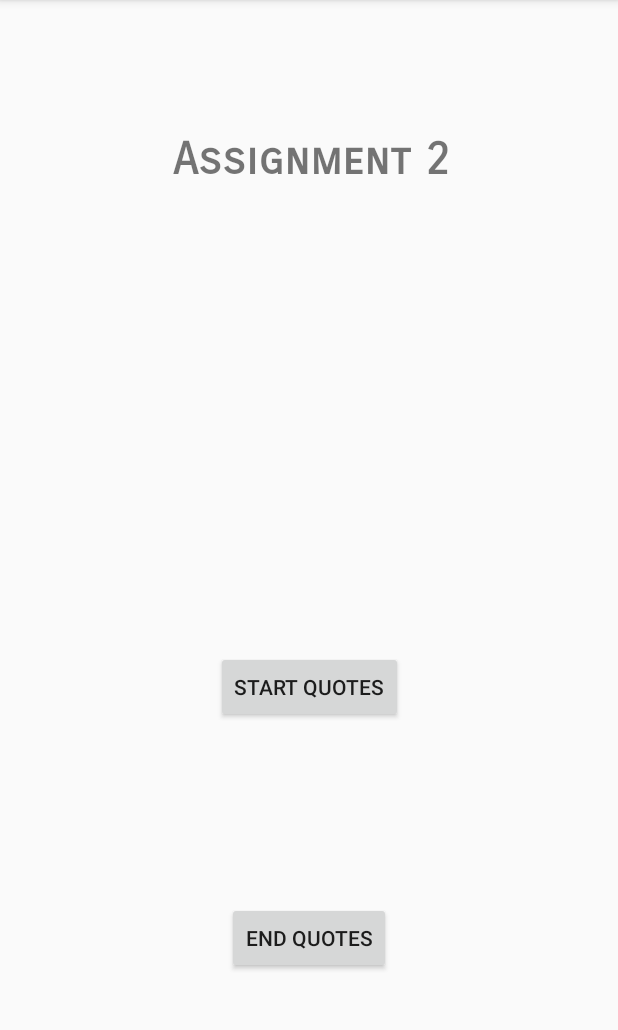
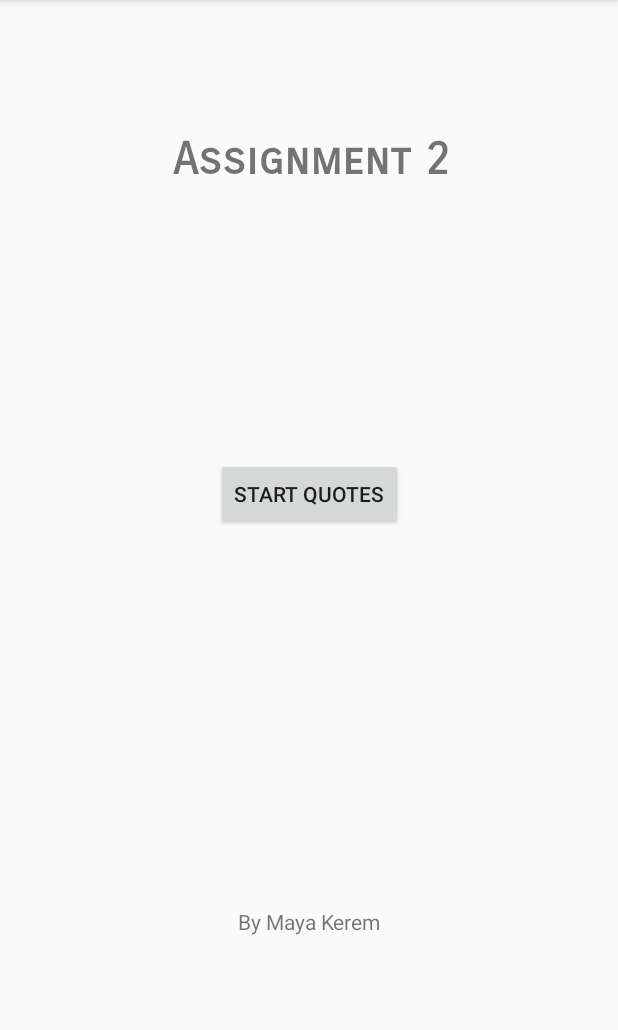
Before and after one commit to mayakerem/miLab-AppDev, an Android app: the screen it shows after launch (MainActivity), on a phone screen of 412 x 824 dp, the part 84-1114 px from its top. Run offline under Robolectric (Android 15) with nearby library versions, the phone set to English and light mode, and no system bars.

Commit message:
HW3 Done

```diff
--- a/App2/app/src/main/java/com/example/mayakerem/app2/MainActivity.java
+++ b/App2/app/src/main/java/com/example/mayakerem/app2/MainActivity.java
@@ -21,21 +21,17 @@ public class MainActivity extends AppCompatActivity {
         startButton.setOnClickListener(new View.OnClickListener() {
             @Override
             public void onClick(View view) {
-//                Intent intent = new Intent(MainActivity.this, QuoteNotificationService.class);
-//                startService(intent);
-//                QuoteNotificationService.doAction(notification);
                 QuoteNotificationService.doAction(MainActivity.this);
 
             }
         });
 
-        Button endButton = (Button)findViewById(R.id.end_button);
-        endButton.setOnClickListener(new View.OnClickListener() {
-            @Override
-            public void onClick(View view) {
-//                Intent intent = new Intent(MainActivity.this, QuoteNotificationService.class);
-//                stopService(intent);
-            }
-        });
+//        Button endButton = (Button)findViewById(R.id.end_button);
+//        endButton.setOnClickListener(new View.OnClickListener() {
+//            @Override
+//            public void onClick(View view) {
+//                QuoteNotificationService.stopAction(MainActivity.this);
+//            }
+//        });
     }
 }
--- a/App2/app/src/main/java/com/example/mayakerem/app2/NotificationReceiver.java
+++ b/App2/app/src/main/java/com/example/mayakerem/app2/NotificationReceiver.java
@@ -13,6 +13,6 @@ public class NotificationReceiver extends BroadcastReceiver {
         //Broadcast reciever needs to hold the intent from the intent service and is
         //later passe on to the main activity in the XML
         QuoteNotificationService.doAction(context);
-//    throw new UnsupportedOperationException("Not yet implemented");
+        //throw new UnsupportedOperationException("Not yet implemented");
     }
 }
--- a/App2/app/src/main/java/com/example/mayakerem/app2/QuoteNotificationService.java
+++ b/App2/app/src/main/java/com/example/mayakerem/app2/QuoteNotificationService.java
@@ -20,16 +20,38 @@ import java.util.concurrent.TimeUnit;
  * An {@link IntentService} subclass for handling asynchronous task requests in
  * a service on a separate handler thread.
  * <p>
- * TODO: Customize class - update intent actions, extra parameters and static
  * helper methods.
  */
 public class QuoteNotificationService extends IntentService {
 
     // IntentService can perform, e.g. ACTION_FETCH_NEW_ITEMS
     public static final String ACTION_QUOTE_NOTIFICATION = "com.example.mayakerem.app2.action.ACTION_QUOTE_NOTIFICATION";
-    public static final String[] quotesArray = {"quote1", "qoute2", "quote3", "quote4", "quote5", "quote6"};
+    public static final String[] quotesArray =
+            {"When you're alone, and life is making you lonely",
+                    "You can always go Downtown",
+                    "When you've got worries, all the noise and the hurry",
+                    "Seems to help, I know Downtown",
+                    "Just listen to the music of the traffic in the city",
+                    "Linger on the sidewalk where the neon signs are pretty",
+                    "How can you lose?",
+                    "You can forget all your troubles, forget all your cares",
+                    "So go downtown, things'll be great when you're",
+                    "Downtown, no finer place for sure",
+                    "Downtown everything's waiting for you",
+                    "Don't hang around and let your problems surround you",
+                    "There are movie shows Downtown",
+                    "Maybe you know some little places to go to",
+                    "Where they never close Downtown",
+                    "Just listen to the rhythm of a gentle bossa nova",
+                    "You'll be dancing with him too before the night is over, Happy again",
+                    "The lights are much brighter there",
+                    "You can forget all your troubles, forget all your cares",
+                    "So go downtown, where all the lights are bright\n"};
     public static AlarmManager alarmManager;
-    public static final long TEN_SECONDS_IN_MILLISECONDS = 1000*10;
+    public static final long SECONDS = 1000 * 15;
+    public static NotificationManagerCompat notificationManager;
+    public static int id = 1;
+
 
     public QuoteNotificationService() {
         super("QuoteNotificationService");
@@ -42,13 +64,16 @@ public class QuoteNotificationService extends IntentService {
      *
      * @see IntentService
      */
-    // TODO: Customize helper method
     public static void doAction(Context context) {
         //Initializing Action
         Intent intent = new Intent(context, QuoteNotificationService.class);
         intent.setAction(ACTION_QUOTE_NOTIFICATION);
         context.startService(intent);
     }
+
+//    public static void stopAction(Context context) {
+//        notificationManager.cancelAll();
+//    }
 
     @Override
     protected void onHandleIntent(Intent intent) {
@@ -63,32 +88,23 @@ public class QuoteNotificationService extends IntentService {
     }
 
     private void handleAction() {
-        //connecting the intent to the brodcast reciever
+        //connecting the intent to the broadcast receiver
         Intent intent = new Intent(this, NotificationReceiver.class);
         alarmManager = (AlarmManager) this.getSystemService(Context.ALARM_SERVICE);
         alarmManager.setRepeating(AlarmManager.ELAPSED_REALTIME_WAKEUP,
-                SystemClock.elapsedRealtime(), TEN_SECONDS_IN_MILLISECONDS,
+                SystemClock.elapsedRealtime(), SECONDS,
                 PendingIntent.getBroadcast(this, 0, intent, 0));
 
         String quote = quotesArray[(int) (Math.random() * quotesArray.length)];
         NotificationCompat.Builder builder = new NotificationCompat.Builder(this)
                 .setSmallIcon(R.mipmap.ic_launcher)
-                .setContentTitle("Random Quotes")
-                .setContentText(quote).setAutoCancel(true)
-                .setPriority(1)
-                .setVibrate(new long[] { 1000, 1000, 1000, 1000, 1000 });
-
-        NotificationManagerCompat notificationManager = NotificationManagerCompat.from(this);
-        int id = 1;
+                .setContentTitle(id + ": " +quote)
+               // .setContentText(id+ ": " + quote)
+                .setAutoCancel(false)
+                .setPriority(NotificationCompat.PRIORITY_HIGH)
+//                .setVibrate(new long[] { 1000, 1000, 1000, 1000, 1000 });
+                ;
+        notificationManager = NotificationManagerCompat.from(this);
         notificationManager.notify(id ++, builder.build());
     }
-
-//    // For API 26 and higher need to follow by channels
-//    private void registerNotificationChannel() {
-////        Log.i(ACTION_NOTIFY, "notification channel for API higher than 26");
-//        if (Build.VERSION.SDK_INT >= Build.VERSION_CODES.O) {
-//            NotificationManager nm = (NotificationManager) getSystemService(NotificationManager.class);
-//            nm.createNotificationChannel(new NotificationChannel(CHANNEL_ID, CHANNEL_ID, NotificationManager.IMPORTANCE_HIGH));
-//        }
-//    }
 }
--- a/App2/app/src/main/res/layout/activity_main.xml
+++ b/App2/app/src/main/res/layout/activity_main.xml
@@ -34,17 +34,18 @@
         app:layout_constraintBottom_toBottomOf="parent"
         app:layout_constraintEnd_toEndOf="parent"
         app:layout_constraintStart_toStartOf="parent"
-        app:layout_constraintTop_toBottomOf="@+id/title" />
+        app:layout_constraintTop_toBottomOf="@+id/title"
+        app:layout_constraintVertical_bias="0.0" />
 
-    <Button
-        android:id="@+id/end_button"
+    <TextView
+        android:id="@+id/textView"
         android:layout_width="wrap_content"
         android:layout_height="wrap_content"
-        android:layout_marginStart="8dp"
-        android:layout_marginTop="8dp"
-        android:layout_marginEnd="8dp"
-        android:layout_marginBottom="8dp"
-        android:text="@string/end_quotes"
+        android:layout_marginStart="144dp"
+        android:layout_marginTop="123dp"
+        android:layout_marginEnd="144dp"
+        android:layout_marginBottom="16dp"
+        android:text="@string/by_maya_kerem"
         app:layout_constraintBottom_toBottomOf="parent"
         app:layout_constraintEnd_toEndOf="parent"
         app:layout_constraintStart_toStartOf="parent"
--- a/App2/app/src/main/res/values/strings.xml
+++ b/App2/app/src/main/res/values/strings.xml
@@ -3,4 +3,5 @@
     <string name="end_quotes">End Quotes</string>
     <string name="start_quotes">Start Quotes</string>
     <string name="assignment_2">Assignment 2</string>
+    <string name="by_maya_kerem">By Maya Kerem</string>
 </resources>
```
